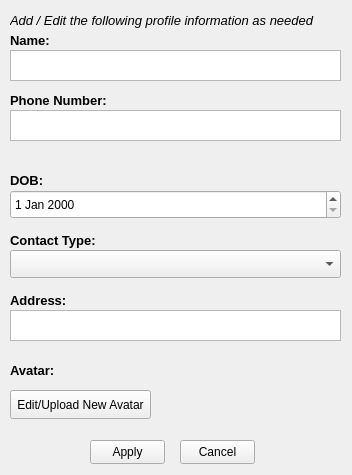
First picture: the form in Address_Book/editprofileinfoform.ui, repository kajo12864/Address-Book, before the edit.
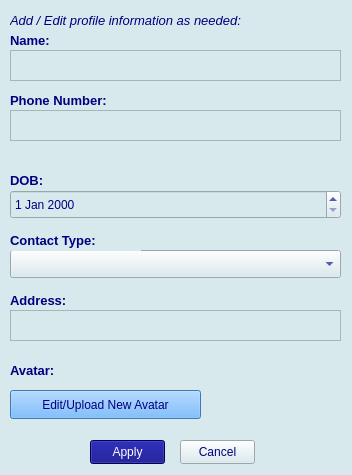
Second picture: the form after the edit.

Patch:
```diff
--- a/Address_Book/editprofileinfoform.ui
+++ b/Address_Book/editprofileinfoform.ui
@@ -26,7 +26,8 @@
    <string>Edit Profile Information</string>
   </property>
   <property name="styleSheet">
-   <string notr="true">background-color: rgb(216, 233, 238);\n</string>
+   <string notr="true">background-color: rgb(216, 233, 238);
+color: rgb(0, 0, 127);</string>
   </property>
   <widget class="QLabel" name="label">
    <property name="geometry">
@@ -195,7 +196,7 @@
     <rect>
      <x>10</x>
      <y>390</y>
-     <width>141</width>
+     <width>191</width>
      <height>29</height>
     </rect>
    </property>
@@ -205,6 +206,9 @@
      <bold>false</bold>
     </font>
    </property>
+   <property name="styleSheet">
+    <string notr="true">background-color: rgb(85, 170, 255);</string>
+   </property>
    <property name="text">
     <string>Edit/Upload New Avatar</string>
    </property>
@@ -246,7 +250,7 @@
     <rect>
      <x>10</x>
      <y>10</y>
-     <width>311</width>
+     <width>321</width>
      <height>20</height>
     </rect>
    </property>
@@ -258,7 +262,7 @@
     </font>
    </property>
    <property name="text">
-    <string>Add / Edit the following profile information as needed</string>
+    <string>Add / Edit profile information as needed:</string>
    </property>
   </widget>
   <widget class="QPushButton" name="applyBtn">
@@ -270,6 +274,10 @@
      <height>24</height>
     </rect>
    </property>
+   <property name="styleSheet">
+    <string notr="true">background-color: rgb(0, 0, 127);
+color: rgb(255, 255, 255);</string>
+   </property>
    <property name="text">
     <string>Apply</string>
    </property>
@@ -290,7 +298,7 @@
   <widget class="QLabel" name="image_label">
    <property name="geometry">
     <rect>
-     <x>170</x>
+     <x>240</x>
      <y>360</y>
      <width>71</width>
      <height>71</height>
```
